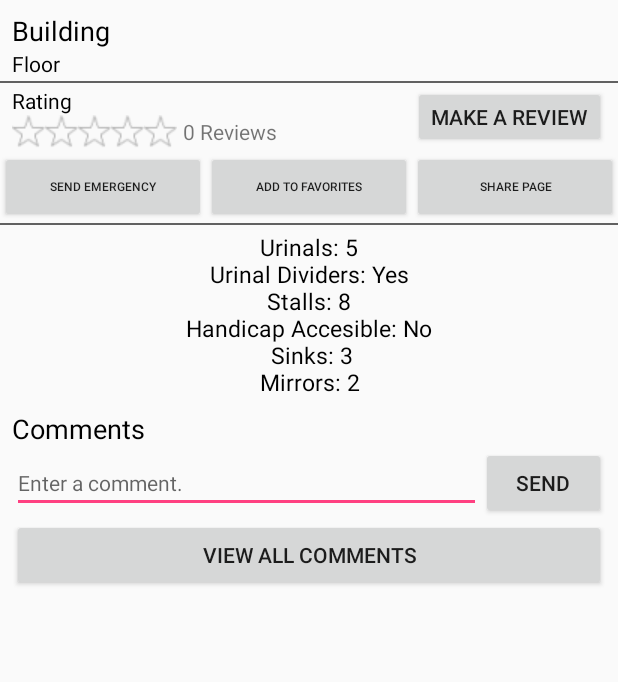
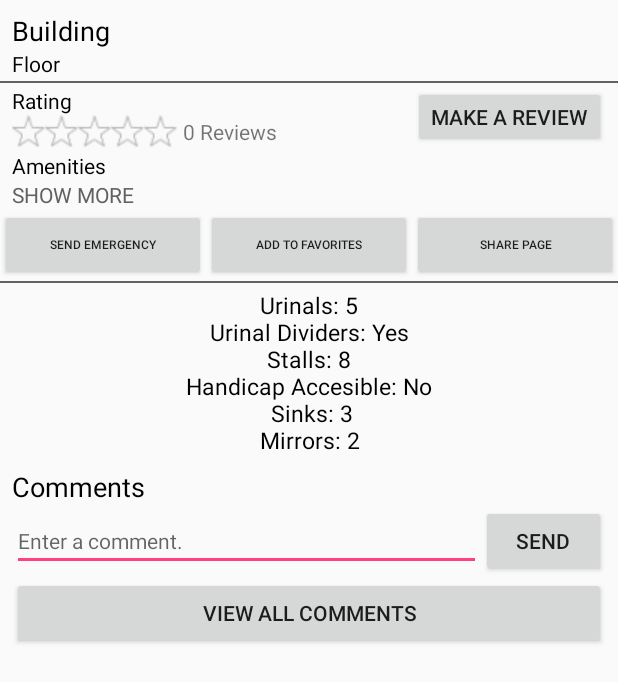
Before and after one commit to brianc725/Bruinstrooms, an Android app: the layout activity_restroom.xml on its own in the app's theme, with its tools: preview values and no code run, on a phone screen of 412 x 824 dp. Shown: the top 682 px of the screen. Run offline under Robolectric (Android 15) with nearby library versions, the phone set to English and light mode, and no system bars.

Commit message:
Collapsible/expandable bathroom features view

```diff
--- a/app/src/main/res/layout/activity_restroom.xml
+++ b/app/src/main/res/layout/activity_restroom.xml
@@ -124,6 +124,31 @@
     </LinearLayout> <!-- end of full rating bar linear layout -->
 
     <LinearLayout
+        android:id="@+id/featuresContainer"
+        android:layout_width="match_parent"
+        android:layout_height="wrap_content"
+        android:layout_marginLeft="8dp"
+        android:layout_marginRight="8dp"
+        android:orientation="vertical"
+        android:clickable="true"
+        >
+
+        <TextView
+            android:id="@+id/featuresCollapse"
+            android:text="Amenities\nSHOW MORE"
+            android:maxLines="1"
+            android:textColor="@android:color/black"
+            android:layout_width="match_parent"
+            android:layout_height="wrap_content"/>
+        <TextView
+            android:id="@+id/featuresFull"
+            android:text="SHOW MORE"
+            android:textColor="@color/darkerGray"
+            android:layout_width="wrap_content"
+            android:layout_height="wrap_content"/>
+    </LinearLayout>
+
+    <LinearLayout
         android:layout_width="match_parent"
         android:layout_height="wrap_content"
         android:orientation="horizontal">
```
Also changed, not shown: app/src/main/java/hackerbois/bruinstrooms/RestroomActivity.java (+28 -0 lines).
